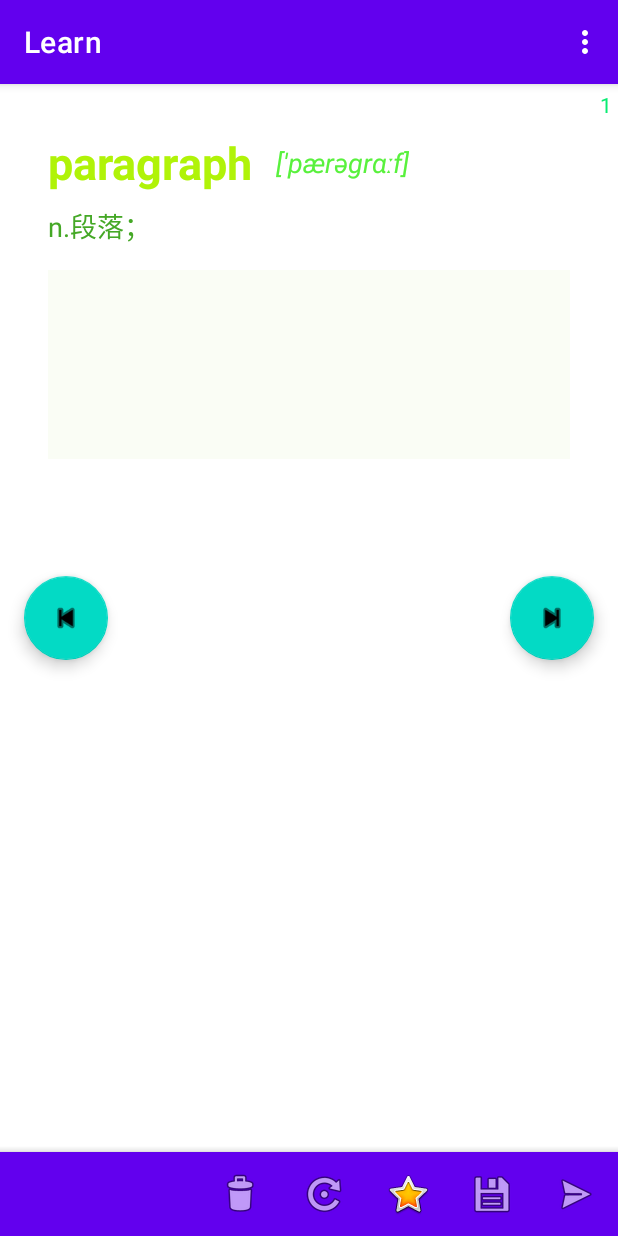
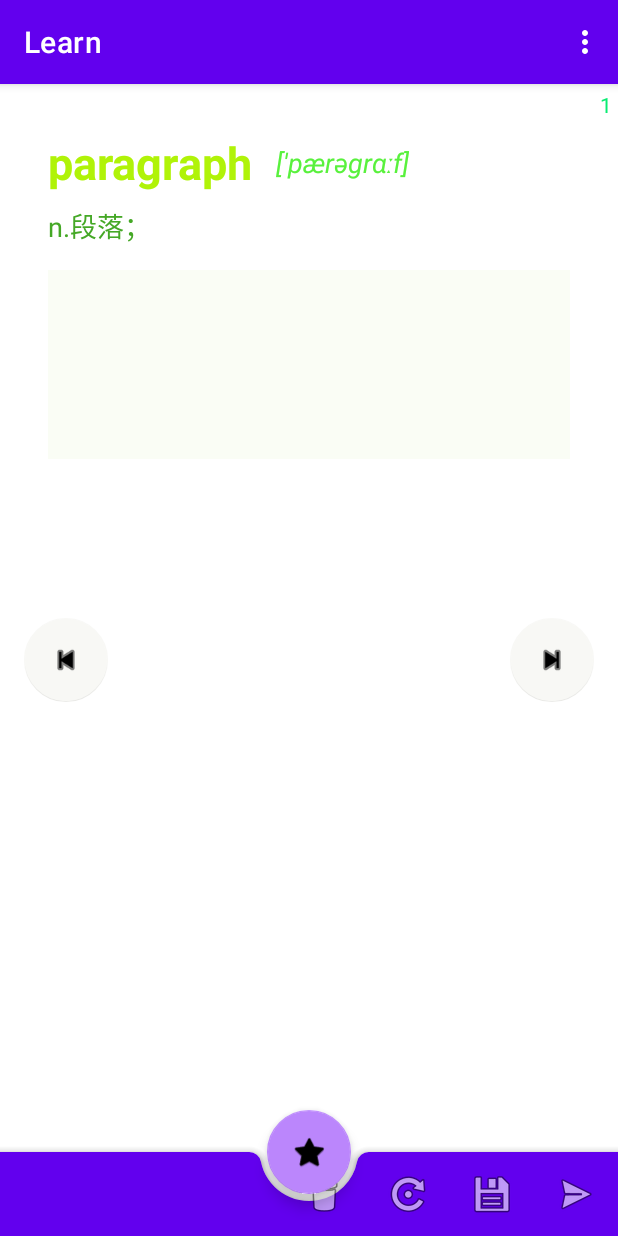
Before and after one commit to zhaohongbogit/english, an Android app: the screen it shows after launch (MainActivity), on a phone screen of 412 x 824 dp. Run offline under Robolectric (Android 15) with nearby library versions, the phone set to English and light mode, and no system bars; our stand-ins replace Room's generated code, navigation-ui.

Commit message:
菜单样式重构

```diff
--- a/app/src/main/java/tk/hb/english/FirstFragment.kt
+++ b/app/src/main/java/tk/hb/english/FirstFragment.kt
@@ -51,6 +51,8 @@ class FirstFragment : Fragment() {
             }
             true
         }
+        fabNext.setOnClickListener { viewModel.goNext() }
+        fabPre.setOnClickListener { viewModel.goBack() }
     }
 
     override fun onStart() {
--- a/app/src/main/java/tk/hb/english/MainActivity.kt
+++ b/app/src/main/java/tk/hb/english/MainActivity.kt
@@ -24,9 +24,6 @@ class MainActivity : AppCompatActivity() {
         val navController = findNavController(R.id.nav_host_fragment)
         appBarConfiguration = AppBarConfiguration(navController.graph)
         setupActionBarWithNavController(navController, appBarConfiguration)
-
-        fabNext.setOnClickListener { viewModel.goNext() }
-        fabPre.setOnClickListener { viewModel.goBack() }
     }
 
     override fun onCreateOptionsMenu(menu: Menu): Boolean {
--- a/app/src/main/res/layout/activity_main.xml
+++ b/app/src/main/res/layout/activity_main.xml
@@ -22,20 +22,4 @@
 
     <include layout="@layout/content_main" />
 
-    <com.google.android.material.floatingactionbutton.FloatingActionButton
-        android:id="@+id/fabNext"
-        android:layout_width="wrap_content"
-        android:layout_height="wrap_content"
-        android:layout_gravity="center|end"
-        android:layout_margin="@dimen/fab_margin"
-        app:srcCompat="@android:drawable/ic_media_next" />
-
-    <com.google.android.material.floatingactionbutton.FloatingActionButton
-        android:id="@+id/fabPre"
-        android:layout_width="wrap_content"
-        android:layout_height="wrap_content"
-        android:layout_gravity="center|start"
-        android:layout_margin="@dimen/fab_margin"
-        app:srcCompat="@android:drawable/ic_media_previous" />
-
 </androidx.coordinatorlayout.widget.CoordinatorLayout>
--- a/app/src/main/res/layout/fragment_first.xml
+++ b/app/src/main/res/layout/fragment_first.xml
@@ -93,9 +93,42 @@
         android:layout_height="wrap_content"
         android:layout_gravity="bottom"
         app:fabAlignmentMode="center"
-        app:fabAnimationMode="scale"
+        app:fabAnimationMode="slide"
         app:layout_constraintBottom_toBottomOf="parent"
         app:layout_constraintEnd_toEndOf="parent"
         app:layout_constraintStart_toStartOf="parent"
         app:menu="@menu/menu_learn_bottom" />
+
+    <com.google.android.material.floatingactionbutton.FloatingActionButton
+        android:id="@+id/fabFavorite"
+        android:layout_width="wrap_content"
+        android:layout_height="wrap_content"
+        android:layout_margin="@dimen/fab_margin"
+        app:backgroundTint="@color/purple_200"
+        app:layout_anchor="@id/bottomAppBar"
+        app:layout_anchorGravity="center"
+        app:srcCompat="@android:drawable/btn_star_big_on" />
+
+    <com.google.android.material.floatingactionbutton.FloatingActionButton
+        android:id="@+id/fabPre"
+        android:layout_width="wrap_content"
+        android:layout_height="wrap_content"
+        android:layout_gravity="center|start"
+        android:layout_margin="@dimen/fab_margin"
+        android:background="#D5CD24"
+        app:backgroundTint="#F8F8F5"
+        app:elevation="0dp"
+        app:srcCompat="@android:drawable/ic_media_previous" />
+
+    <com.google.android.material.floatingactionbutton.FloatingActionButton
+        android:id="@+id/fabNext"
+        android:layout_width="wrap_content"
+        android:layout_height="wrap_content"
+        android:layout_gravity="center|end"
+        android:layout_margin="@dimen/fab_margin"
+        app:backgroundTint="#F8F8F5"
+        app:elevation="0dp"
+        app:layout_anchorGravity="end"
+        app:srcCompat="@android:drawable/ic_media_next" />
+
 </androidx.coordinatorlayout.widget.CoordinatorLayout>
--- a/app/src/main/res/menu/menu_learn_bottom.xml
+++ b/app/src/main/res/menu/menu_learn_bottom.xml
@@ -13,11 +13,6 @@
         android:title="Clear"
         app:showAsAction="always" />
     <item
-        android:id="@+id/bottomFavorite"
-        android:icon="@android:drawable/btn_star_big_on"
-        android:title="Favorite"
-        app:showAsAction="always" />
-    <item
         android:id="@+id/bottomSave"
         android:icon="@android:drawable/ic_menu_save"
         android:title="Save"
```
